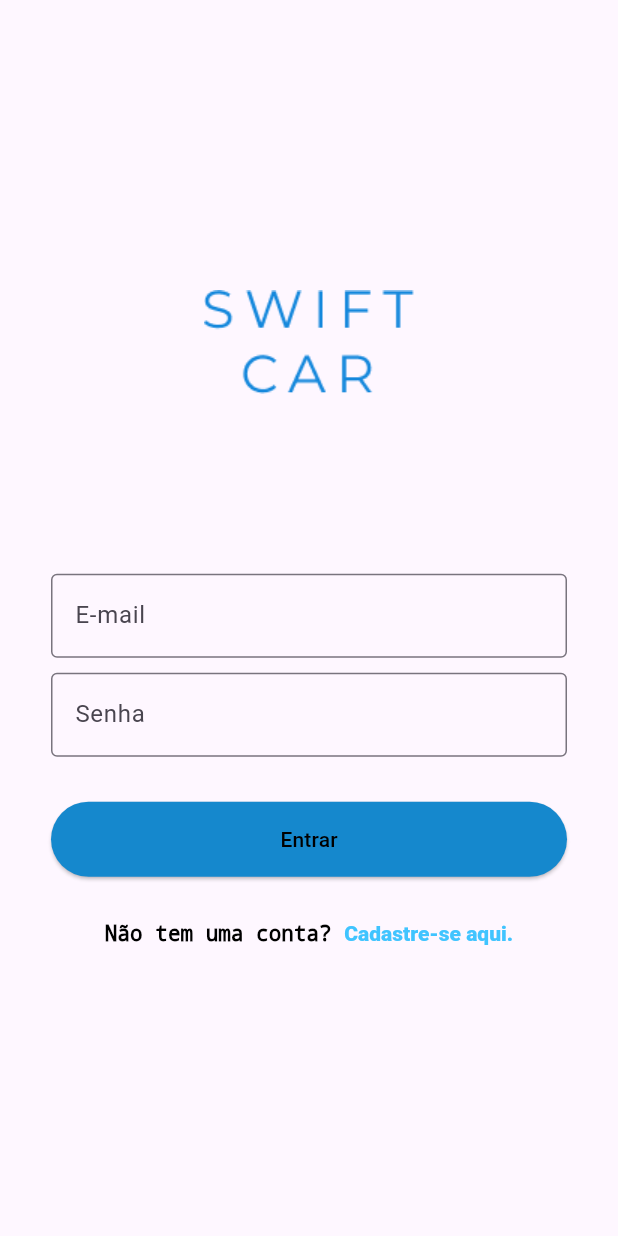
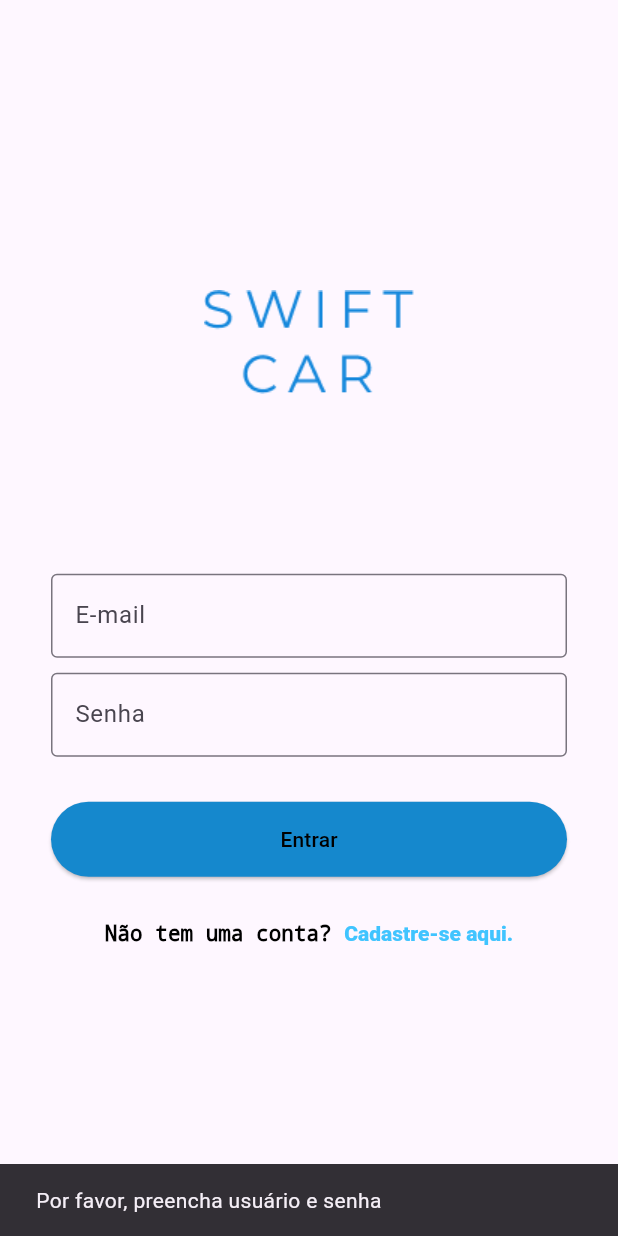
Before and after one commit to lucasgalindo/SWIFTCAR, a Flutter app: the screen it shows after launch, after a tap on "Entrar", on a phone screen of 412 x 824 dp. Run offline on Flutter 3.47's test engine with Material 3 defaults, Android fonts, the phone set to English and light mode, and no system bars; our stand-ins replace firebase_auth, firebase_core; accounts and stored records are empty.

Commit message:
snackbar

```diff
--- a/lib/login.dart
+++ b/lib/login.dart
@@ -19,11 +19,9 @@ class _LoginPageState extends State<LoginPage> {
 
   void fazerLogin() async {
     try {
-
       if (emailController.text.isEmpty || senhaController.text.isEmpty) {
 
-        // ignore: avoid_print
-        print('Por favor, preencha usuário e senha');
+        mostrarSnackBar('Por favor, preencha usuário e senha');
         return;
       }
 
@@ -32,24 +30,30 @@ class _LoginPageState extends State<LoginPage> {
         senha: senhaController.text,
       );
 
-
       User? user = userCredential.user;
 
       if (user != null) {
 
-        Navigator.of(context).pushNamedAndRemoveUntil('/home', (_) => false);
-        // ignore: avoid_print
-        print('Login efetuado com sucesso! User ID: ${user.uid}');
-      } else {
+        Navigator.pushReplacement(
+        context,
+        MaterialPageRoute(builder: (context) => SolicitarMecanico()),
+      );
 
-        // ignore: avoid_print
-        print('E-mail e/ou senha incorretos. Favor, revise os dados e tente novamente!');
+        mostrarSnackBar('Login efetuado com sucesso!');
       }
     } catch (error) {
 
-      // ignore: avoid_print
-      print('Erro ao fazer login: $error');
+      mostrarSnackBar('E-mail e/ou senha incorretos. Favor, revise os dados e tente novamente!');
     }
+  }
+
+  void mostrarSnackBar(String mensagem) {
+    ScaffoldMessenger.of(context).showSnackBar(
+      SnackBar(
+        content: Text(mensagem),
+        duration: Duration(seconds: 1),
+      ),
+    );
   }
 
   @override
@@ -85,41 +89,7 @@ class _LoginPageState extends State<LoginPage> {
                 ),
                 SizedBox(height: 30),
                 ElevatedButton(
-                  onPressed: () async {
-
-    if (emailController.text.isEmpty || senhaController.text.isEmpty) {
-
-      print('Por favor, preencha usuário e senha');
-      return;
-    }
-
-    try {
-
-      UserCredential userCredential = await authService.fazerLogin(
-        email: emailController.text,
-        senha: senhaController.text,
-      );
-
-
-      User? user = userCredential.user;
-
-      if (user != null) {
-
-        Navigator.pushReplacement(
-  context,
-  MaterialPageRoute(builder: (context) => SolicitarMecanico()),
-);
-
-        print('Login efetuado com sucesso! User ID: ${user.uid}');
-      } else {
-
-        print('E-mail e/ou senha incorretos. Favor, revise os dados e tente novamente!');
-      }
-    } catch (error) {
-
-      print('Erro ao fazer login: $error');
-    }
-  },
+                  onPressed: fazerLogin,
                   style: ElevatedButton.styleFrom(
                     backgroundColor: Color.fromRGBO(21, 136, 205, 1),
                   ),
@@ -156,7 +126,6 @@ class _LoginPageState extends State<LoginPage> {
                         ),
                         recognizer: TapGestureRecognizer()
                           ..onTap = () {
-
                             Navigator.push(
                               context,
                               MaterialPageRoute(builder: (context) => CadastroPage()),
--- a/lib/main.dart
+++ b/lib/main.dart
@@ -1,6 +1,4 @@
 import 'package:flutter/material.dart';
-import 'AguardarMecanico.dart';
-import 'SolicitarMecanico.dart';
 import 'login.dart';
 import 'package:firebase_core/firebase_core.dart';
 import 'firebase_options.dart';
```
Also changed, not shown: lib/autenticacaoservico.dart (+6 -8 lines), lib/cadastro.dart (+14 -13 lines).
